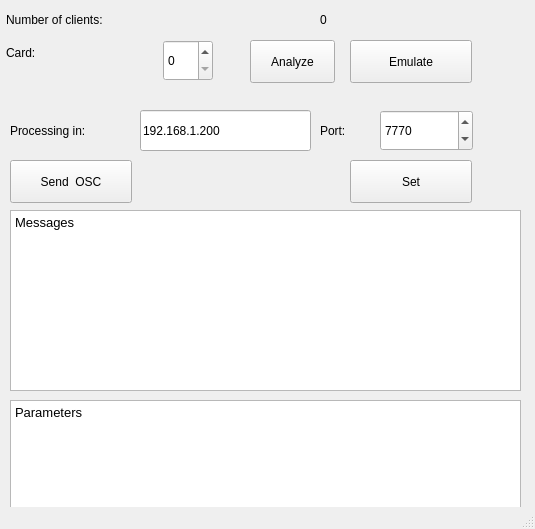
The window that Tt-server/mainwindow.ui (tarmoj/Tt) describes before a commit, drawn with Qt 5.
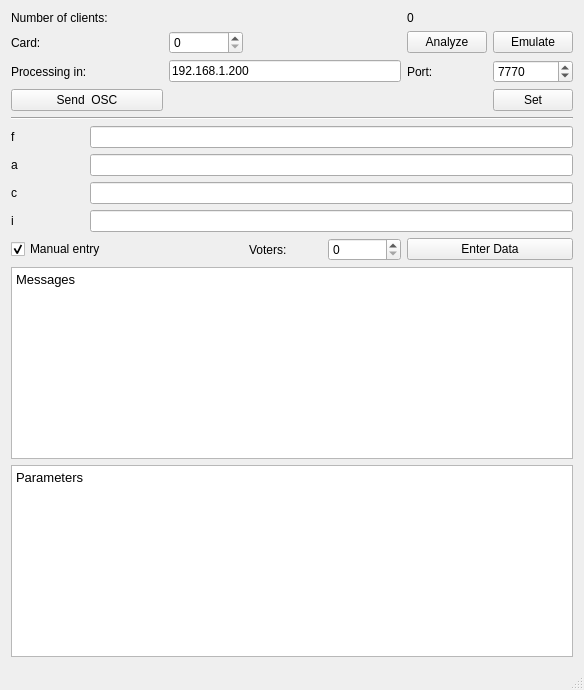
The same window after the commit.

Commit message: Changes for manual entries of the data.

What changed in the file:
```diff
--- a/Tt-server/mainwindow.ui
+++ b/Tt-server/mainwindow.ui
@@ -6,135 +6,80 @@
    <rect>
     <x>0</x>
     <y>0</y>
-    <width>535</width>
-    <height>529</height>
+    <width>584</width>
+    <height>690</height>
    </rect>
   </property>
   <property name="windowTitle">
    <string>Tt Server</string>
   </property>
   <widget class="QWidget" name="centralWidget">
+   <layout class="QGridLayout" name="gridLayout">
+    <item row="0" column="0" colspan="3">
    <widget class="QLabel" name="label">
-    <property name="geometry">
-     <rect>
-      <x>6</x>
-      <y>6</y>
-      <width>165</width>
-      <height>27</height>
-     </rect>
-    </property>
     <property name="text">
      <string>Number of clients:</string>
     </property>
    </widget>
+    </item>
+    <item row="0" column="5">
    <widget class="QLabel" name="numberOfClientsLabel">
-    <property name="geometry">
-     <rect>
-      <x>320</x>
-      <y>6</y>
-      <width>51</width>
-      <height>27</height>
-     </rect>
-    </property>
     <property name="text">
      <string>0</string>
     </property>
    </widget>
+    </item>
+    <item row="1" column="0">
    <widget class="QLabel" name="label_2">
-    <property name="geometry">
-     <rect>
-      <x>6</x>
-      <y>39</y>
-      <width>47</width>
-      <height>27</height>
-     </rect>
-    </property>
     <property name="text">
      <string>Card:</string>
     </property>
    </widget>
+    </item>
+    <item row="1" column="2">
    <widget class="QSpinBox" name="cardNumberSpinBox">
-    <property name="geometry">
-     <rect>
-      <x>163</x>
-      <y>40</y>
-      <width>50</width>
-      <height>41</height>
-     </rect>
-    </property>
     <property name="maximum">
      <number>8</number>
     </property>
    </widget>
+    </item>
+    <item row="1" column="5">
    <widget class="QPushButton" name="analyzeButton">
-    <property name="geometry">
-     <rect>
-      <x>250</x>
-      <y>40</y>
-      <width>85</width>
-      <height>43</height>
-     </rect>
-    </property>
     <property name="text">
      <string>Analyze</string>
     </property>
    </widget>
-   <widget class="QTextEdit" name="messagesTextEdit">
-    <property name="geometry">
-     <rect>
-      <x>10</x>
-      <y>210</y>
-      <width>511</width>
-      <height>181</height>
-     </rect>
-    </property>
-    <property name="html">
-     <string>&lt;!DOCTYPE HTML PUBLIC &quot;-//W3C//DTD HTML 4.0//EN&quot; &quot;http://www.w3.org/TR/REC-html40/strict.dtd&quot;&gt;
-&lt;html&gt;&lt;head&gt;&lt;meta name=&quot;qrichtext&quot; content=&quot;1&quot; /&gt;&lt;style type=&quot;text/css&quot;&gt;
-p, li { white-space: pre-wrap; }
-&lt;/style&gt;&lt;/head&gt;&lt;body style=&quot; font-family:'Noto Sans'; font-size:10pt; font-weight:400; font-style:normal;&quot;&gt;
-&lt;p style=&quot; margin-top:0px; margin-bottom:0px; margin-left:0px; margin-right:0px; -qt-block-indent:0; text-indent:0px;&quot;&gt;Messages&lt;/p&gt;&lt;/body&gt;&lt;/html&gt;</string>
-    </property>
-   </widget>
-   <widget class="QTextEdit" name="parametersTextEdit">
-    <property name="geometry">
-     <rect>
-      <x>10</x>
-      <y>400</y>
-      <width>511</width>
-      <height>121</height>
-     </rect>
-    </property>
-    <property name="html">
-     <string>&lt;!DOCTYPE HTML PUBLIC &quot;-//W3C//DTD HTML 4.0//EN&quot; &quot;http://www.w3.org/TR/REC-html40/strict.dtd&quot;&gt;
-&lt;html&gt;&lt;head&gt;&lt;meta name=&quot;qrichtext&quot; content=&quot;1&quot; /&gt;&lt;style type=&quot;text/css&quot;&gt;
-p, li { white-space: pre-wrap; }
-&lt;/style&gt;&lt;/head&gt;&lt;body style=&quot; font-family:'Noto Sans'; font-size:10pt; font-weight:400; font-style:normal;&quot;&gt;
-&lt;p style=&quot; margin-top:0px; margin-bottom:0px; margin-left:0px; margin-right:0px; -qt-block-indent:0; text-indent:0px;&quot;&gt;Parameters&lt;/p&gt;&lt;/body&gt;&lt;/html&gt;</string>
-    </property>
-   </widget>
+    </item>
+    <item row="1" column="6">
+     <widget class="QPushButton" name="emulateButton">
+      <property name="text">
+       <string>Emulate</string>
+      </property>
+     </widget>
+    </item>
+    <item row="2" column="0" colspan="2">
    <widget class="QLabel" name="label_3">
-    <property name="geometry">
-     <rect>
-      <x>10</x>
-      <y>110</y>
-      <width>131</width>
-      <height>41</height>
-     </rect>
-    </property>
     <property name="text">
      <string>Processing in:</string>
     </property>
    </widget>
+    </item>
+    <item row="2" column="2" colspan="3">
+     <widget class="QLineEdit" name="oscServerLineEdit">
+      <property name="text">
+       <string>192.168.1.200</string>
+      </property>
+     </widget>
+    </item>
+    <item row="2" column="5">
+     <widget class="QLabel" name="label_4">
+      <property name="text">
+       <string>Port:</string>
+      </property>
+     </widget>
+    </item>
+    <item row="2" column="6">
    <widget class="QSpinBox" name="portSpinBox">
-    <property name="geometry">
-     <rect>
-      <x>380</x>
-      <y>110</y>
-      <width>93</width>
-      <height>41</height>
-     </rect>
-    </property>
     <property name="maximum">
      <number>10000</number>
     </property>
@@ -142,71 +87,118 @@
      <number>7770</number>
     </property>
    </widget>
-   <widget class="QLabel" name="label_4">
-    <property name="geometry">
-     <rect>
-      <x>320</x>
-      <y>110</y>
-      <width>43</width>
-      <height>41</height>
-     </rect>
-    </property>
-    <property name="text">
-     <string>Port:</string>
-    </property>
-   </widget>
-   <widget class="QLineEdit" name="oscServerLineEdit">
-    <property name="geometry">
-     <rect>
-      <x>140</x>
-      <y>110</y>
-      <width>171</width>
-      <height>41</height>
-     </rect>
-    </property>
-    <property name="text">
-     <string>192.168.1.200</string>
-    </property>
-   </widget>
-   <widget class="QPushButton" name="emulateButton">
-    <property name="geometry">
-     <rect>
-      <x>350</x>
-      <y>40</y>
-      <width>122</width>
-      <height>43</height>
-     </rect>
-    </property>
-    <property name="text">
-     <string>Emulate</string>
-    </property>
-   </widget>
-   <widget class="QPushButton" name="setOscButton">
-    <property name="geometry">
-     <rect>
-      <x>350</x>
-      <y>160</y>
-      <width>122</width>
-      <height>43</height>
-     </rect>
-    </property>
-    <property name="text">
-     <string>Set</string>
-    </property>
-   </widget>
+    </item>
+    <item row="3" column="0" colspan="2">
    <widget class="QPushButton" name="sendOscButton">
-    <property name="geometry">
-     <rect>
-      <x>10</x>
-      <y>160</y>
-      <width>122</width>
-      <height>43</height>
-     </rect>
-    </property>
     <property name="text">
      <string>Send  OSC</string>
     </property>
    </widget>
+    </item>
+    <item row="3" column="6">
+     <widget class="QPushButton" name="setOscButton">
+      <property name="text">
+       <string>Set</string>
+      </property>
+     </widget>
+    </item>
+    <item row="4" column="0" colspan="7">
+     <widget class="Line" name="line">
+      <property name="orientation">
+       <enum>Qt::Horizontal</enum>
+      </property>
+     </widget>
+    </item>
+    <item row="5" column="0">
+     <widget class="QLabel" name="label_5">
+      <property name="text">
+       <string>f</string>
+      </property>
+     </widget>
+    </item>
+    <item row="5" column="1" colspan="6">
+     <widget class="QLineEdit" name="fLineEdit"/>
+    </item>
+    <item row="6" column="0">
+     <widget class="QLabel" name="label_6">
+      <property name="text">
+       <string>a</string>
+      </property>
+     </widget>
+    </item>
+    <item row="6" column="1" colspan="6">
+     <widget class="QLineEdit" name="aLineEdit"/>
+    </item>
+    <item row="7" column="0">
+     <widget class="QLabel" name="label_7">
+      <property name="text">
+       <string>c</string>
+      </property>
+     </widget>
+    </item>
+    <item row="7" column="1" colspan="6">
+     <widget class="QLineEdit" name="cLineEdit"/>
+    </item>
+    <item row="8" column="0">
+     <widget class="QLabel" name="label_8">
+      <property name="text">
+       <string>i</string>
+      </property>
+     </widget>
+    </item>
+    <item row="8" column="1" colspan="6">
+     <widget class="QLineEdit" name="iLineEdit"/>
+    </item>
+    <item row="9" column="0" colspan="3">
+     <widget class="QCheckBox" name="manualEntryCheckBox">
+      <property name="text">
+       <string>Manual entry</string>
+      </property>
+      <property name="checked">
+       <bool>true</bool>
+      </property>
+     </widget>
+    </item>
+    <item row="9" column="3">
+     <widget class="QLabel" name="label_9">
+      <property name="text">
+       <string>Voters: </string>
+      </property>
+     </widget>
+    </item>
+    <item row="9" column="4">
+     <widget class="QSpinBox" name="votersCountSpinBox"/>
+    </item>
+    <item row="9" column="5" colspan="2">
+     <widget class="QPushButton" name="pushButton">
+      <property name="text">
+       <string>Enter Data</string>
+      </property>
+     </widget>
+    </item>
+    <item row="10" column="0" colspan="7">
+     <widget class="QTextEdit" name="messagesTextEdit">
+      <property name="html">
+       <string>&lt;!DOCTYPE HTML PUBLIC &quot;-//W3C//DTD HTML 4.0//EN&quot; &quot;http://www.w3.org/TR/REC-html40/strict.dtd&quot;&gt;
+&lt;html&gt;&lt;head&gt;&lt;meta name=&quot;qrichtext&quot; content=&quot;1&quot; /&gt;&lt;style type=&quot;text/css&quot;&gt;
+p, li { white-space: pre-wrap; }
+&lt;/style&gt;&lt;/head&gt;&lt;body style=&quot; font-family:'Noto Sans'; font-size:10pt; font-weight:400; font-style:normal;&quot;&gt;
+&lt;p style=&quot; margin-top:0px; margin-bottom:0px; margin-left:0px; margin-right:0px; -qt-block-indent:0; text-indent:0px;&quot;&gt;Messages&lt;/p&gt;&lt;/body&gt;&lt;/html&gt;</string>
+      </property>
+     </widget>
+    </item>
+    <item row="11" column="0" colspan="7">
+     <widget class="QTextEdit" name="parametersTextEdit">
+      <property name="html">
+       <string>&lt;!DOCTYPE HTML PUBLIC &quot;-//W3C//DTD HTML 4.0//EN&quot; &quot;http://www.w3.org/TR/REC-html40/strict.dtd&quot;&gt;
+&lt;html&gt;&lt;head&gt;&lt;meta name=&quot;qrichtext&quot; content=&quot;1&quot; /&gt;&lt;style type=&quot;text/css&quot;&gt;
+p, li { white-space: pre-wrap; }
+&lt;/style&gt;&lt;/head&gt;&lt;body style=&quot; font-family:'Noto Sans'; font-size:10pt; font-weight:400; font-style:normal;&quot;&gt;
+&lt;p style=&quot; margin-top:0px; margin-bottom:0px; margin-left:0px; margin-right:0px; -qt-block-indent:0; text-indent:0px;&quot;&gt;Parameters&lt;/p&gt;&lt;/body&gt;&lt;/html&gt;</string>
+      </property>
+     </widget>
+    </item>
+   </layout>
   </widget>
   <widget class="QStatusBar" name="statusBar"/>
  </widget>
```
Lines whose indentation alone changed are shown as unchanged. The commit also changes 5 other files.
